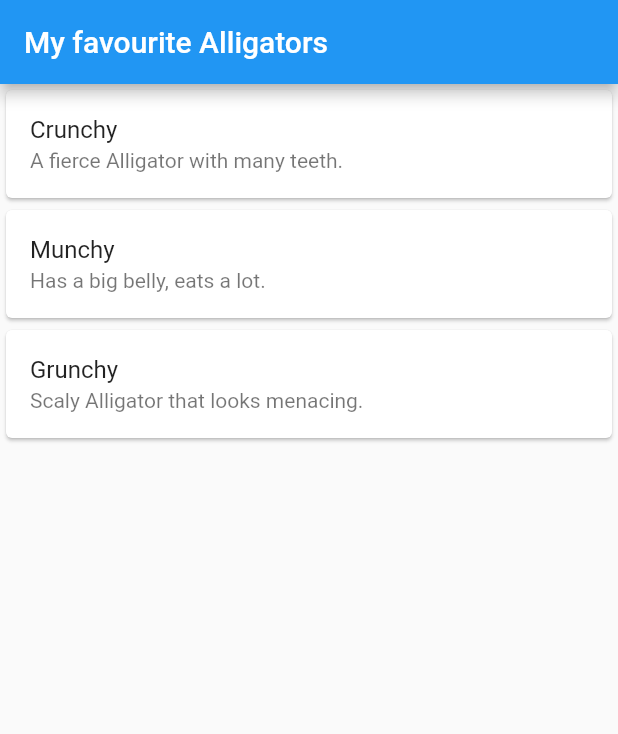
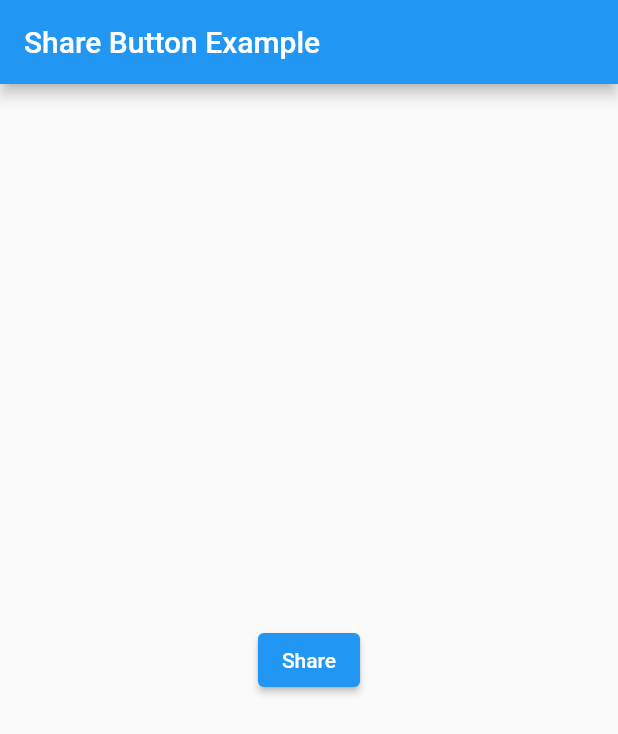
Before and after one commit to Luccien/flutter_test_01, a Flutter app: the screen it shows after launch, on a phone screen of 412 x 824 dp. Shown: the top 734 px of the screen. Run offline on Flutter 3.47's test engine with Material 2 defaults, Android fonts, the light colour scheme and no system bars; our stand-ins replace share_plus.

Commit message:
just share button

```diff
--- a/lib/alligator_model.dart
+++ b/lib/alligator_model.dart
@@ -4,5 +4,5 @@ class Alligator {
   String name;
   String description;
 
-  Alligator({@required this.name, @required this.description});
+  Alligator({required this.name, required this.description});
 }
--- a/lib/home_page.dart
+++ b/lib/home_page.dart
@@ -1,9 +1,14 @@
 import 'package:flutter/material.dart';
-import 'package:share/share.dart';
 import 'alligator_model.dart';
 
+
+
+
+
+
+
 class MyHomePage extends StatefulWidget {
-  MyHomePage({Key key}) : super(key: key);
+  MyHomePage({required Key key}) : super(key: key);
 
   @override
   _MyHomePageState createState() => _MyHomePageState();
@@ -25,14 +30,6 @@ class _MyHomePageState extends State<MyHomePage> {
     ),
   ];
 
-  share(BuildContext context, Alligator alligator) {
-    final RenderBox box = context.findRenderObject();
-
-    Share.share("${alligator.name} - ${alligator.description}",
-        subject: alligator.description,
-        sharePositionOrigin: box.localToGlobal(Offset.zero) & box.size);
-  }
-
   @override
   Widget build(BuildContext context) {
     return Scaffold(
@@ -47,7 +44,6 @@ class _MyHomePageState extends State<MyHomePage> {
                 ListTile(
                   title: Text(alligator.name),
                   subtitle: Text(alligator.description),
-                  onTap: () => share(context, alligator),
                 ),
               ],
             ),
--- a/lib/main.dart
+++ b/lib/main.dart
@@ -1,9 +1,13 @@
 import 'package:flutter/material.dart';
-import 'home_page.dart';
+import 'package:share_plus/share_plus.dart';
+
 
 void main() {
   //runApp(MaterialApp(home: Text('hello worldf'),));
   runApp(MyApp());
+}
+void shareContent(String text) {
+  Share.share(text); // Share the provided text using the platform's share dialog
 }
 
 class MyApp extends StatelessWidget {
@@ -14,13 +18,31 @@ class MyApp extends StatelessWidget {
       theme: ThemeData(
         primarySwatch: Colors.blue,
       ),
-      home: MyHomePage(),
+      home: ShareButtonExample(),
     );
   }
 }
 
 
-
+class ShareButtonExample extends StatelessWidget {
+  @override
+  Widget build(BuildContext context) {
+    return Scaffold(
+      appBar: AppBar(
+        title: Text('Share Button Example'),
+      ),
+      body: Center(
+        child: ElevatedButton(
+          onPressed: () {
+            // Replace 'Your text to share' with the content you want to share
+            shareContent('Your text to share');
+          },
+          child: Text('Share'),
+        ),
+      ),
+    );
+  }
+}
 
 
 
--- a/pubspec.yaml
+++ b/pubspec.yaml
@@ -30,7 +30,7 @@ environment:
 dependencies:
   flutter:
     sdk: flutter
-  share: 2.0.1
+  share_plus: ^3.0.1  # Use the latest version available
 
   # The following adds the Cupertino Icons font to your application.
   # Use with the CupertinoIcons class for iOS style icons.
```
Also changed, not shown: pubspec.lock.
